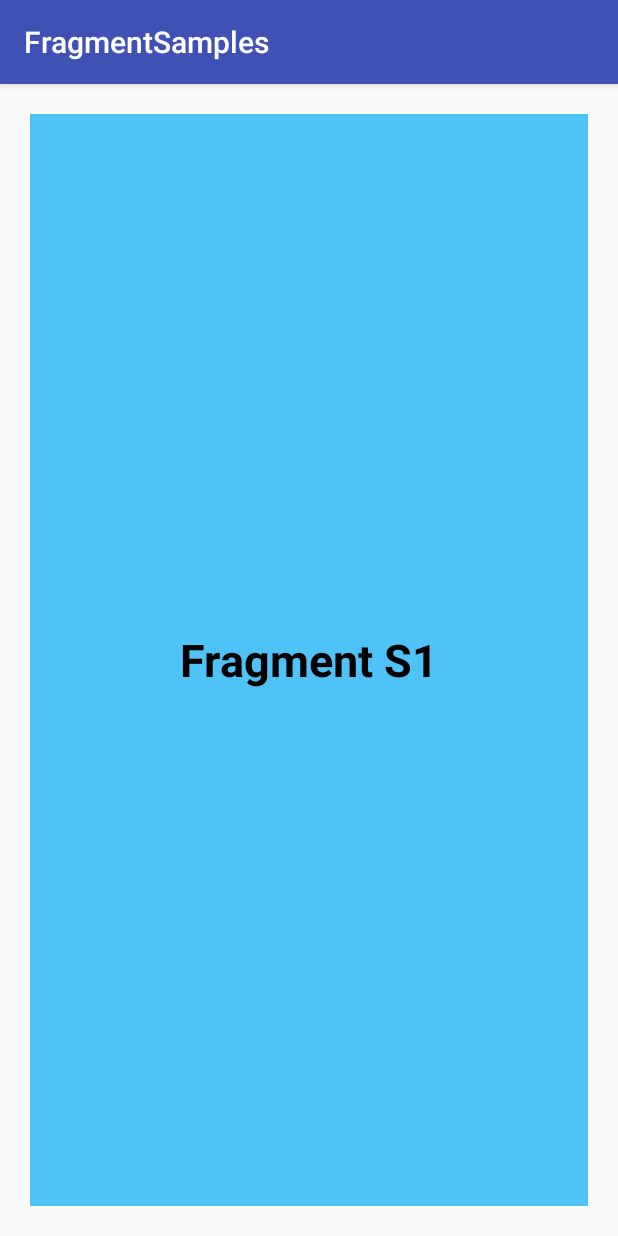
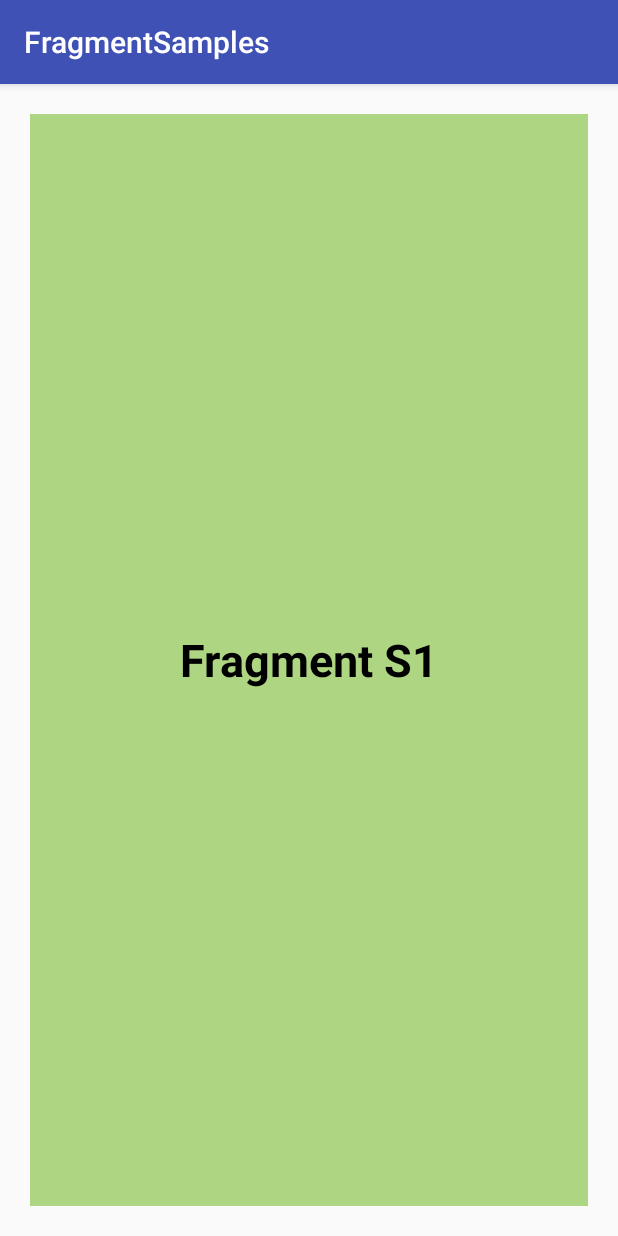
Before and after one commit to emedinaa/amoviles-kotlin-basic-intermediate, an Android app: the screen it shows after launch (FS1Activity), on a phone screen of 412 x 824 dp. Run offline under Robolectric (Android 15) with nearby library versions, the light colour scheme and no system bars.

Commit message:
Updated samples

```diff
--- a/FragmentSamples/app/src/main/java/com/kotlin/samples/kotlinapp/FS1Activity.kt
+++ b/FragmentSamples/app/src/main/java/com/kotlin/samples/kotlinapp/FS1Activity.kt
@@ -19,7 +19,7 @@ class FS1Activity : AppCompatActivity() {
             fragmentS1= fragmentManager.findFragmentById(R.id.fragment) as FragmentS1
         }
 
-        //fragmentS1?.changeColor("#AED581")
+        fragmentS1?.changeColor("#AED581")
         //fragmentS1?.changeColor("#FFCA28")
 
     }
--- a/FragmentSamples/app/src/main/res/layout/activity_fs1.xml
+++ b/FragmentSamples/app/src/main/res/layout/activity_fs1.xml
@@ -10,6 +10,7 @@
     <!--  tools:layout="@layout/fragment_fragment_s1"-->
     <fragment
         android:id="@+id/fragment"
+        tools:layout="@layout/fragment_fragment_s1"
         android:name="com.kotlin.samples.kotlinapp.fragments.FragmentS1"
         android:layout_width="0dp"
         android:layout_height="0dp"
@@ -17,4 +18,21 @@
         app:layout_constraintEnd_toEndOf="parent"
         app:layout_constraintStart_toStartOf="parent"
         app:layout_constraintTop_toTopOf="parent" />
+
+    <!--<fragment
+        android:id="@+id/fragment"
+        tools:layout="@layout/fragment_my"
+        android:name="com.kotlin.samples.kotlinapp.fragments.MyFragment"
+        android:layout_width="0dp"
+        android:layout_height="0dp"
+        android:layout_marginStart="8dp"
+        android:layout_marginLeft="8dp"
+        android:layout_marginTop="8dp"
+        android:layout_marginEnd="8dp"
+        android:layout_marginRight="8dp"
+        android:layout_marginBottom="8dp"
+        app:layout_constraintBottom_toBottomOf="parent"
+        app:layout_constraintEnd_toEndOf="parent"
+        app:layout_constraintStart_toStartOf="parent"
+        app:layout_constraintTop_toTopOf="parent" />-->
 </android.support.constraint.ConstraintLayout>
```
Also changed, not shown: FragmentSamples/app/src/main/java/com/kotlin/samples/kotlinapp/fragments/MyFragment.kt (added, +54 -0 lines), FragmentSamples/app/src/main/res/layout/fragment_my.xml (added, +16 -0 lines).
